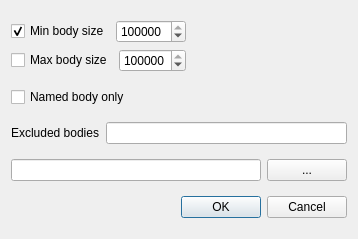
Qt form neurolabi/gui/dialogs/flyembodyfilterdialog.ui (janelia-flyem/NeuTu) before a commit.
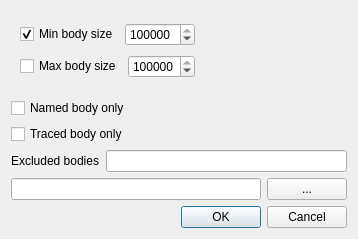
The same form after that commit.

Commit message: add status check to dvid filter dialog

Patch:
```diff
--- a/neurolabi/gui/dialogs/flyembodyfilterdialog.ui
+++ b/neurolabi/gui/dialogs/flyembodyfilterdialog.ui
@@ -17,6 +17,7 @@
    <item>
     <layout class="QHBoxLayout" name="horizontalLayout_4">
      <item>
+      <widget class="QWidget" name="bodySizeWidget" native="true">
       <layout class="QVBoxLayout" name="verticalLayout">
        <item>
         <layout class="QHBoxLayout" name="horizontalLayout">
@@ -67,6 +68,7 @@
         </layout>
        </item>
       </layout>
+      </widget>
      </item>
      <item>
       <spacer name="horizontalSpacer">
@@ -90,6 +92,16 @@
      </property>
     </widget>
    </item>
+   <item>
+    <widget class="QCheckBox" name="tracedCheckBox">
+     <property name="toolTip">
+      <string>Status: traced or hard to trace</string>
+     </property>
+     <property name="text">
+      <string>Traced body only</string>
+     </property>
+    </widget>
+   </item>
    <item>
     <layout class="QHBoxLayout" name="horizontalLayout_3">
      <item>
```
Left out of the diff: 2 changed lines with no effect on the pictures. Lines whose indentation alone changed are shown as unchanged. The commit also changes 5 other files.
